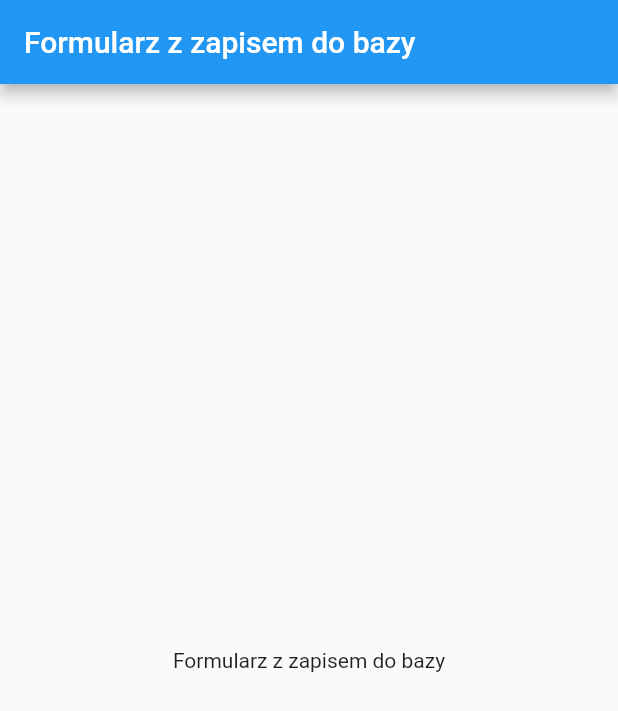
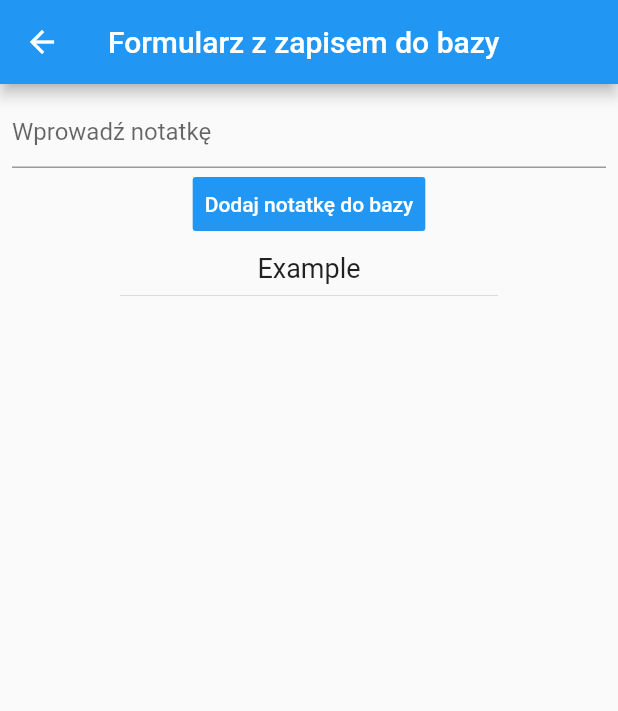
Before and after one commit to Kacperell/Flutter-App, a Flutter app: the screen it shows after launch, after a tap on "Widget", on a phone screen of 412 x 824 dp. Shown: the top 711 px of the screen. Run offline on Flutter 3.47's test engine with Material 2 defaults, Android fonts, the phone set to English and light mode, and no system bars; our stand-ins replace sqflite; accounts and stored records are empty.

Commit message:
#1Form and notes from SQLite

```diff
--- a/lib/screens/FormWithDateSaving.dart
+++ /dev/null
@@ -1,33 +0,0 @@
-import 'package:flutter/material.dart';
-import 'package:app/screens/home.dart';
-
-class FormWithDateSaving extends StatefulWidget {
-  String _title;
-  FormWithDateSaving(this._title);
-  @override
-  _FormWithDateSavingState createState() => _FormWithDateSavingState();
-}
-
-class _FormWithDateSavingState extends State<FormWithDateSaving> {
-  @override
-  Widget build(BuildContext context) {
-    return WillPopScope(
-      onWillPop: () async {
-        await Navigator.push(
-          context,
-          MaterialPageRoute(
-            builder: (context) => Home(),
-          ),
-        );
-
-        return false;
-      },
-      child: Scaffold(
-          appBar: AppBar(
-            // backgroundColor: Colors.blue[900],
-            title: Text(widget._title),
-          ),
-          body: Center(child: Text(widget._title))),
-    );
-  }
-}
--- /dev/null
+++ b/lib/screens/FormWithDateSaving/FormWithDateSaving.dart
@@ -0,0 +1,121 @@
+import 'package:flutter/material.dart';
+import 'package:app/screens/home.dart';
+import 'package:app/screens/FormWithDateSaving/NotesProvider.dart';
+import 'package:sqflite/sqflite.dart';
+
+class FormWithDateSaving extends StatefulWidget {
+  String _title;
+  FormWithDateSaving(this._title);
+  @override
+  _FormWithDateSavingState createState() => _FormWithDateSavingState();
+}
+
+var notes = NotesProvider.getNotes();
+
+class _FormWithDateSavingState extends State<FormWithDateSaving> {
+  Function refresh() {
+    //refresh widget after add note to db
+    setState(() => print("refresh"));
+  }
+
+  @override
+  Widget build(BuildContext context) {
+    return WillPopScope(
+        onWillPop: () async {
+          await Navigator.push(
+            context,
+            MaterialPageRoute(
+              builder: (context) => Home(),
+            ),
+          );
+
+          return false;
+        },
+        child: Scaffold(
+          appBar: AppBar(
+            // backgroundColor: Colors.blue[900],
+            title: Text(widget._title),
+          ),
+          body: ListView(
+            children: [
+              Padding(
+                padding: const EdgeInsets.all(8.0),
+                child: FormNote(refresh),
+              ),
+              Container(
+                margin: const EdgeInsets.only(left: 80.0, right: 80.0),
+                child: FutureBuilder(
+                    // future: notes,
+                    future: NotesProvider.getNotes(),
+                    builder: (context, snapshot) {
+                      if (snapshot.connectionState == ConnectionState.done) {
+                        final notes = snapshot.data;
+                        print('-----notes---------');
+                        print(notes);
+                        return ListView.builder(
+                          // scrollDirection: Axis.vertical,
+                          shrinkWrap: true,
+                          itemBuilder: (context, index) {
+                            return Column(
+                              children: [
+                                Text(
+                                  notes[index]['note'],
+                                  style: TextStyle(fontSize: 18),
+                                ),
+                                Divider(),
+                              ],
+                            );
+                          },
+                          itemCount: notes.length,
+                        );
+                      } else {
+                        //jesli jeszcze nie wczytano danych
+                        return Container();
+                      }
+                    }),
+              ),
+            ],
+          ),
+        ));
+  }
+}
+
+class FormNote extends StatelessWidget {
+  Function _refresh;
+  FormNote(
+    this._refresh,
+  );
+
+  final myController = TextEditingController();
+  Widget build(BuildContext context) {
+    return Container(
+      child: Column(
+        children: [
+          TextField(
+            decoration: InputDecoration(hintText: 'Wprowadź notatkę'),
+            controller: myController,
+          ),
+          FlatButton(
+            color: Colors.blue,
+            textColor: Colors.white,
+            padding: EdgeInsets.all(8.0),
+            onPressed: () {
+              //dodaj do bazy
+              if (myController.text == '') {
+                //jesli pusta notatka
+                return;
+              }
+              NotesProvider.insertNote(
+                  myController.text); //adding note to sqldb
+              myController.text = ''; //clear input
+
+              // notes = NotesProvider.getNotes();
+              _refresh();
+            },
+            child: Text('Dodaj notatkę do bazy'),
+          )
+        ],
+      ),
+    );
+  }
+}
--- /dev/null
+++ b/lib/screens/FormWithDateSaving/notesProvider.dart
@@ -0,0 +1,60 @@
+import 'package:sqflite/sqflite.dart';
+import 'package:path/path.dart';
+
+final String table = 'Notes';
+final String columnId = '_id';
+final String columnTitle = 'note';
+
+// final String tableTodo = 'todo';
+
+class NotesProvider {
+  static Database db;
+
+  static Future open() async {
+    db = await openDatabase(join(await getDatabasesPath(), 'notes.db'),
+        version: 1, onCreate: (db, version) async {
+      print("create dbbb!");
+
+      // db.execute('''
+      //     create table Notes(
+      //       id integer primary key autoincrement,
+      //       note text ,
+      //     );
+      //            ''');
+
+      await db.execute('''
+        create table $table (
+          $columnId integer primary key autoincrement,
+          $columnTitle text not null)
+        ''');
+
+      db.insert('$table', {'$columnTitle': 'Example'});
+
+      // var todo = {columnTitle: 'xdd'};
+      // await db.insert(table, todo);
+    });
+  }
+
+  static Future insertNote(note) async {
+    // await db.insert('Notes', word);
+    db.insert('$table', {'$columnTitle': note});
+  }
+
+  static Future getNotes() async {
+    if (db == null) {
+      await open();
+    }
+    var notes = await db.rawQuery('SELECT * FROM "Notes"');
+    print('-----DBNOTES---------');
+    print(notes);
+    // return await notes;
+    return await db.rawQuery('SELECT * FROM "Notes"');
+    // List<Map> notes = await db.query(
+    //   table,
+    //   columns: [columnId, columnTitle],
+    // );
+    // return notes;
+  }
+
+  Future close() async => db.close();
+}
--- a/lib/screens/home.dart
+++ b/lib/screens/home.dart
@@ -1,6 +1,6 @@
 import 'package:flutter/material.dart';
 // import 'screens/home.dart';
-import 'package:app/screens/FormWithDateSaving.dart';
+import 'package:app/screens/FormWithDateSaving/FormWithDateSaving.dart';
 
 class Home extends StatefulWidget {
   var _screens = [
@@ -27,19 +27,35 @@ class _HomeState extends State<Home> {
               padding: EdgeInsets.all(15.0),
               itemBuilder: (BuildContext context, int index) {
                 var pages = widget._screens;
+
                 return FlatButton(
+                  // color: Colors.blue,
+                  // textColor: Colors.white,
+
                   onPressed: () {
-                    Navigator.pushReplacement(context,
+                    Navigator.push(context,
                         MaterialPageRoute(builder: (context) => pages[index]));
                     // builder: (context) => FormWithDateSaving( 'Formularz  ${widget._xd} z zapisem do bazy')));
                   },
-                  child: Padding(
-                    padding: const EdgeInsets.all(15.0),
-                    child: Text(
-                      '${pages[index]}',
-                      style: TextStyle(fontSize: 18),
+
+                  child: Align(
+                    alignment: Alignment.bottomLeft,
+                    child: Padding(
+                      padding: const EdgeInsets.all(5.0),
+                      child: Text(
+                        '${pages[index]}',
+                        style: TextStyle(fontSize: 18),
+                      ),
                     ),
                   ),
+
+                  // child: Padding(
+                  //   padding: const EdgeInsets.all(15.0),
+                  //   child: Text(
+                  //     '${pages[index]}',
+                  //     style: TextStyle(fontSize: 18),
+                  //   ),
+                  // ),
                 );
               }),
         ));
--- a/pubspec.yaml
+++ b/pubspec.yaml
@@ -23,6 +23,8 @@ environment:
 dependencies:
   flutter:
     sdk: flutter
+  sqflite: ^1.3.0
+  path:
 
 
   # The following adds the Cupertino Icons font to your application.
```
Also changed, not shown: pubspec.lock.
